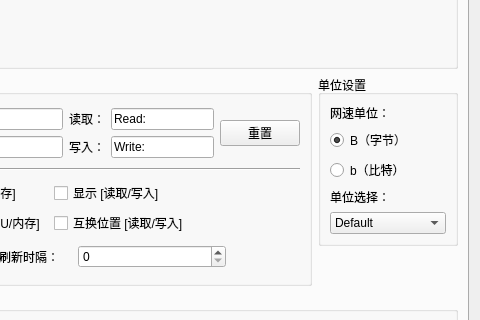
Before: the Qt Designer form dde-dock-plugin/WinDdeDockSetting.ui in XMuli/NetSpeed, drawn with Qt 5; both pictures show x 269 to 749 and y 113 to 433 of the 749 by 739 pixel window.
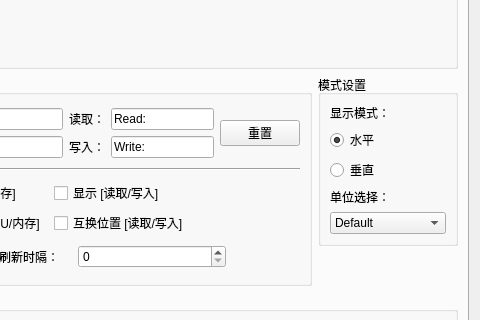
After: the same form once the commit is applied.

Commit message: feat: Display mode: Modify UI to horizontal and vertical mode

The edit to the form file:
```diff
--- a/dde-dock-plugin/WinDdeDockSetting.ui
+++ b/dde-dock-plugin/WinDdeDockSetting.ui
@@ -362,20 +362,20 @@
              <item>
               <widget class="QGroupBox" name="groupBox_8">
                <property name="title">
-                <string>单位设置</string>
+                <string>模式设置</string>
                </property>
                <layout class="QVBoxLayout" name="verticalLayout_13">
                 <item>
                  <widget class="QLabel" name="label_41">
                   <property name="text">
-                   <string>网速单位：</string>
+                   <string>显示模式：</string>
                   </property>
                  </widget>
                 </item>
                 <item>
                  <widget class="QRadioButton" name="radioBtnByte">
                   <property name="text">
-                   <string>B（字节）</string>
+                   <string>水平</string>
                   </property>
                   <property name="checked">
                    <bool>true</bool>
@@ -385,7 +385,7 @@
                 <item>
                  <widget class="QRadioButton" name="radioBtnBit">
                   <property name="text">
-                   <string>b（比特）</string>
+                   <string>垂直</string>
                   </property>
                  </widget>
                 </item>
```
Left out of the diff: 4 changed lines with no effect on the pictures. The commit also changes 6 other files.
